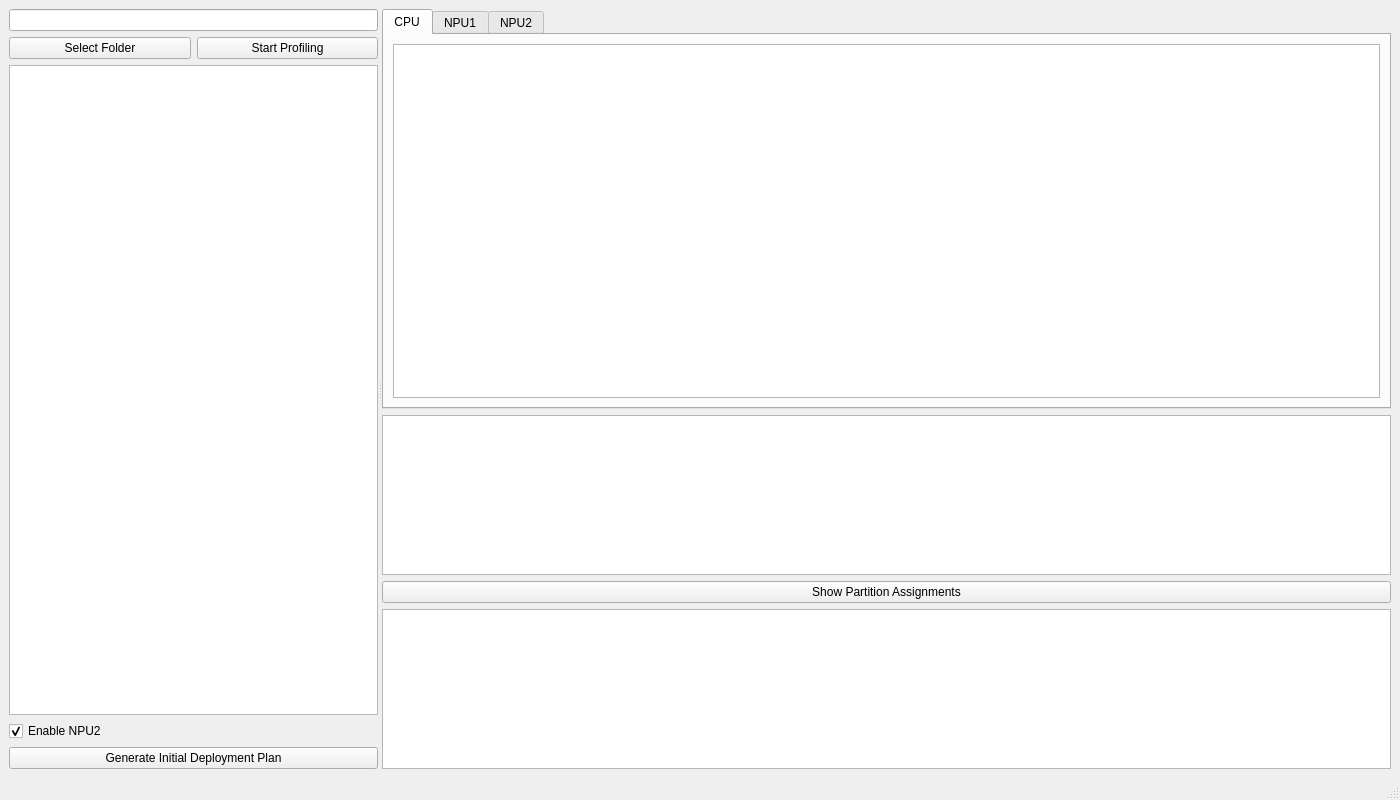
The window that onnx_profiler_display_modify.ui (misunyu/multimodel-scheduling) describes before a commit, drawn with Qt 5.
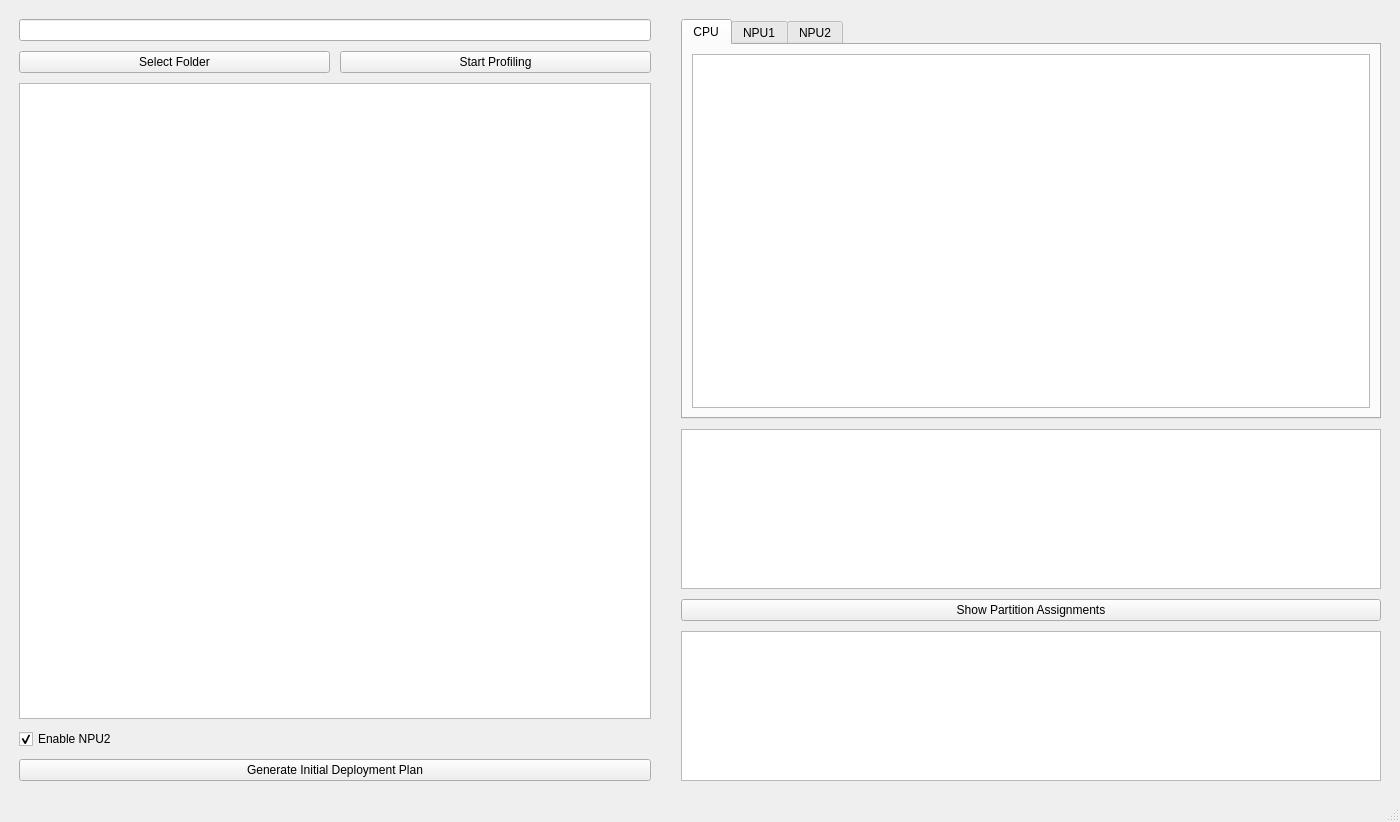
The same window after the commit.

Commit message: Enhance ONNX Profiler: migrate to PyQt5, refine UI layout with updated margins and stretch configurations, add sample data loader for tables, and encapsulate `main()` method for cleaner entry point.

What changed in the file:
```diff
--- a/onnx_profiler_display_modify.ui
+++ b/onnx_profiler_display_modify.ui
@@ -9,14 +9,18 @@
    <string>MPOpt: Optimized Multi-Model Deployment</string>
   </property>
   <widget class="QWidget" name="centralwidget">
-   <layout class="QHBoxLayout" name="mainLayout" stretch="3,7" spacing="10">
+   <layout class="QHBoxLayout" name="mainLayout">
+    <property name="spacing"><number>10</number></property>
+
     <item>
-     <widget class="QSplitter" name="main_splitter">
-      <property name="orientation">
-       <enum>Qt::Horizontal</enum>
-      </property>
       <widget class="QWidget" name="left_panel">
-       <layout class="QVBoxLayout" name="leftLayout" spacing="10" margin="10">
+      <layout class="QVBoxLayout" name="leftLayout">
+       <property name="spacing"><number>10</number></property>
+       <property name="leftMargin"><number>10</number></property>
+       <property name="topMargin"><number>10</number></property>
+       <property name="rightMargin"><number>10</number></property>
+       <property name="bottomMargin"><number>10</number></property>
+
         <item><widget class="QLineEdit" name="folder_input"/></item>
         <item>
          <layout class="QHBoxLayout" name="button_layout">
@@ -54,8 +58,17 @@
         </item>
        </layout>
       </widget>
+    </item>
+
+    <item>
       <widget class="QWidget" name="right_panel">
-       <layout class="QVBoxLayout" name="rightLayout" spacing="10" margin="10">
+      <layout class="QVBoxLayout" name="rightLayout">
+       <property name="spacing"><number>10</number></property>
+       <property name="leftMargin"><number>10</number></property>
+       <property name="topMargin"><number>10</number></property>
+       <property name="rightMargin"><number>10</number></property>
+       <property name="bottomMargin"><number>10</number></property>
+
         <item>
          <widget class="QTabWidget" name="result_tab_widget">
           <property name="minimumSize">
@@ -64,11 +77,10 @@
           <widget class="QWidget" name="cpu_tab">
            <attribute name="title"><string>CPU</string></attribute>
            <layout class="QVBoxLayout" name="cpu_layout">
-            <item>
-             <widget class="QTableWidget" name="cpu_table"/>
-            </item>
-           </layout>
-          </widget>
+           <item><widget class="QTableWidget" name="cpu_table"/></item>
+          </layout>
+         </widget>
+
           <widget class="QWidget" name="npu1_tab">
            <attribute name="title"><string>NPU1</string></attribute>
            <layout class="QVBoxLayout" name="npu1_layout">
@@ -107,8 +119,8 @@
         </item>
        </layout>
       </widget>
-     </widget>
     </item>
+
    </layout>
   </widget>
   <widget class="QMenuBar" name="menubar"/>
```
Left out of the diff: 45 changed lines with no effect on the pictures. Lines whose indentation alone changed are shown as unchanged. The commit also changes 2 other files.
